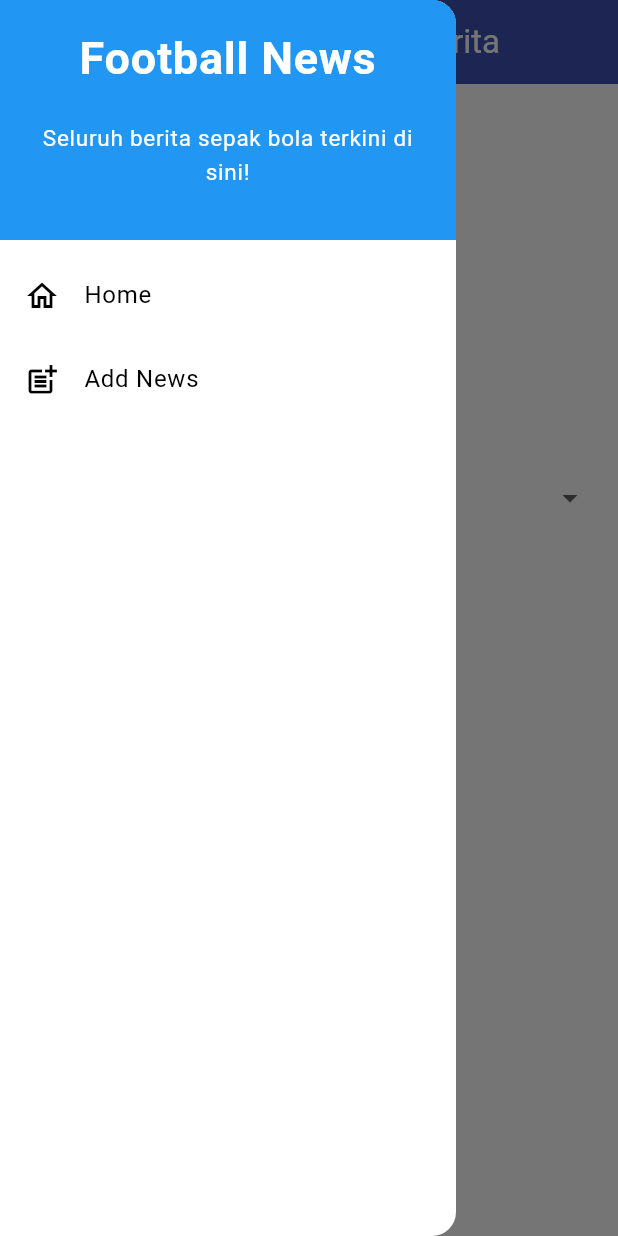
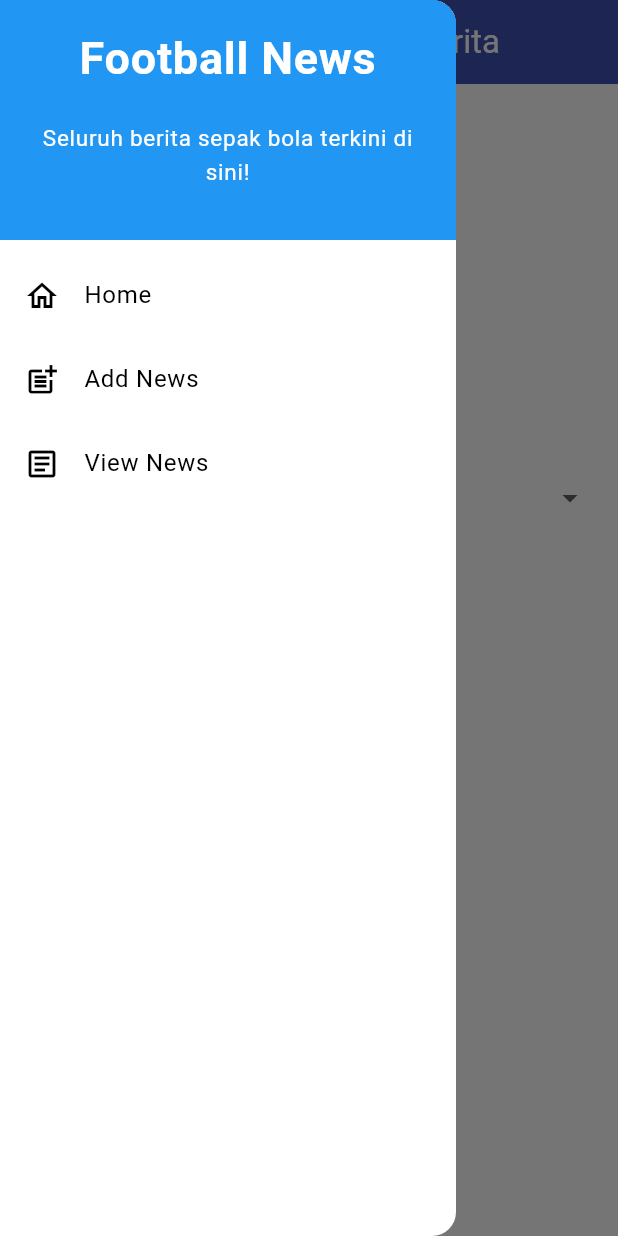
Before and after one commit to Fauzan2125/football-news-mobile, a Flutter app: the NewsFormPage screen opened directly, with the side drawer open, on a phone screen of 412 x 824 dp. Run offline on Flutter 3.47's test engine with Material 3 defaults, Android fonts, the phone set to English and light mode, and no system bars.

Commit message:
Tutorial 7 done

```diff
--- a/lib/screens/newslist_form.dart
+++ b/lib/screens/newslist_form.dart
@@ -101,7 +101,7 @@ class _NewsFormPageState extends State<NewsFormPage> {
                       borderRadius: BorderRadius.circular(5.0),
                     ),
                   ),
-                  value: _category,
+                  initialValue: _category,
                   items: _categories
                       .map((cat) => DropdownMenuItem(
                             value: cat,
@@ -156,7 +156,7 @@ class _NewsFormPageState extends State<NewsFormPage> {
                   child: ElevatedButton(
                     style: ButtonStyle(
                       backgroundColor:
-                          MaterialStateProperty.all(Colors.indigo),
+                          WidgetStateProperty.all(Colors.indigo),
                     ),
                     onPressed: () {
 
--- a/lib/widgets/left_drawer.dart
+++ b/lib/widgets/left_drawer.dart
@@ -60,6 +60,16 @@ class LeftDrawer extends StatelessWidget {
               );
             },
           ),
+          ListTile(
+            leading: const Icon(Icons.article_outlined),
+            title: const Text('View News'),
+            onTap: () {
+              Navigator.push(
+                context,
+                MaterialPageRoute(builder: (context) => MyHomePage()),
+              );
+            },
+          ),
         ],
       ),
     );
```
